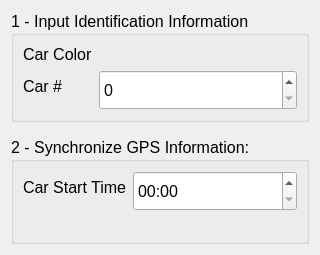
Old version of the form widgets/GPSForm.ui in the repository bluemellophone/gzc-client.
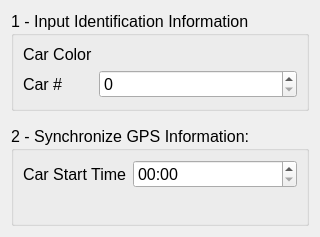
New version of the form.

```diff
--- a/widgets/GPSForm.ui
+++ b/widgets/GPSForm.ui
@@ -52,7 +52,7 @@
           <property name="minimumSize">
            <size>
             <width>0</width>
-            <height>40</height>
+            <height>0</height>
            </size>
           </property>
          </widget>
@@ -84,7 +84,7 @@
           <property name="minimumSize">
            <size>
             <width>0</width>
-            <height>40</height>
+            <height>0</height>
            </size>
           </property>
           <property name="displayFormat">
```
